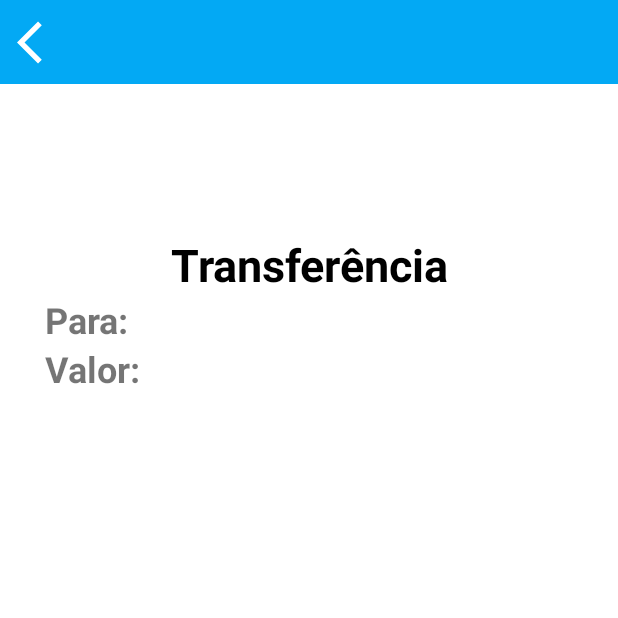
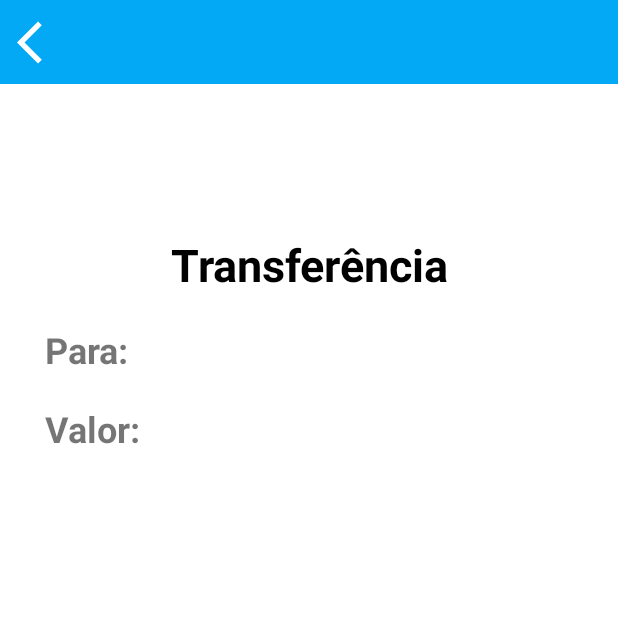
Before and after one commit to marcelosanto/bancomr-kotlin, an Android app: the Transferencia screen opened directly, with no data from a screen before it, on a phone screen of 412 x 824 dp, the top half of it. Run offline under Robolectric (Android 15) with nearby library versions, the phone set to English and light mode, and no system bars.

```diff
--- a/app/src/main/res/layout/activity_transferencia.xml
+++ b/app/src/main/res/layout/activity_transferencia.xml
@@ -30,6 +30,7 @@
         android:layout_width="match_parent"
         android:layout_height="wrap_content"
         android:layout_marginLeft="30sp"
+        android:layout_marginTop="20sp"
         android:text="Para:"
         android:textSize="24sp"
         android:textStyle="bold" />
@@ -39,6 +40,7 @@
         android:layout_width="match_parent"
         android:layout_height="wrap_content"
         android:layout_marginLeft="30sp"
+        android:layout_marginTop="20sp"
         android:text="Valor:"
         android:textSize="24sp"
         android:textStyle="bold" />
```
